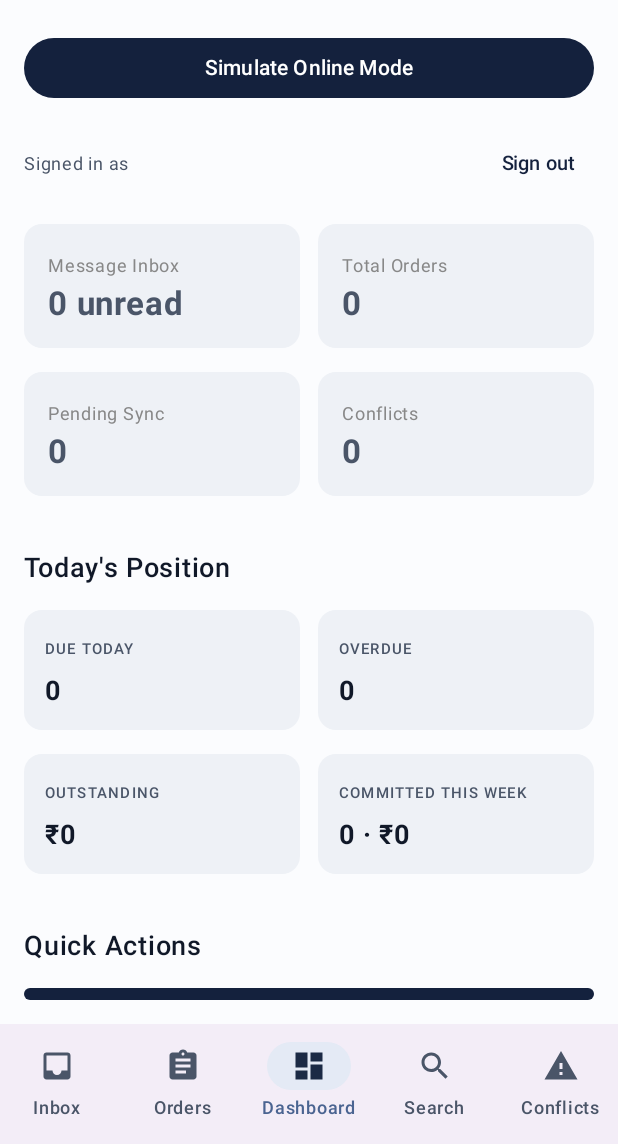
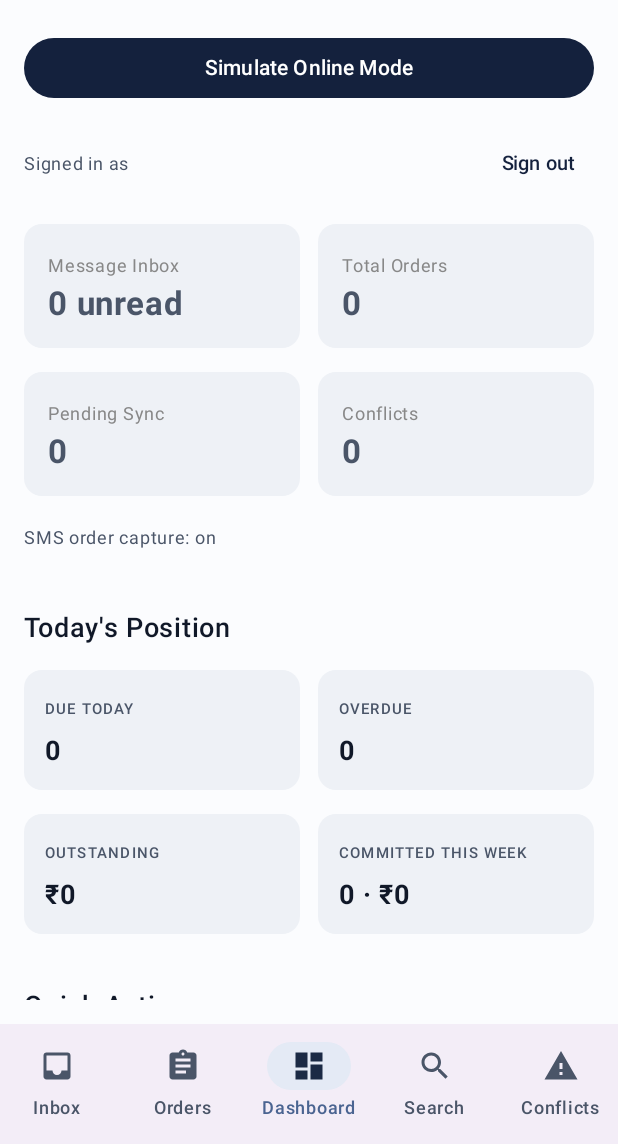
Before and after one commit to nakul09i/DevCraft, an Android app built with Jetpack Compose: the DashboardScreen screen opened through its navigation route, on a phone screen of 412 x 824 dp, the part 92-1236 px from its top. Run offline under Robolectric (Android 15) with nearby library versions, the phone set to English and light mode, and no system bars; our stand-ins replace Firebase (no records; nobody signed in at launch, a user with empty details on screens opened directly), Room's generated code.

Commit message:
feat(sms): add native SMS order ingestion behind an opt-in permission
Channel B. Incoming customer SMS becomes a MessageEntity and flows through
the existing parser and review pipeline. No second parser: extracted the
shared path into MessageIngestor, which both the ViewModel and the receiver
now use, so ingestion is one parse + one Room write + one operation-log row
in a single transaction regardless of channel.

Feasibility, since this is usually got wrong: observing SMS_RECEIVED does
NOT require being the default SMS app. Only SMS_DELIVER, writing to the SMS
provider, and sending-as-default do, and DevCraft does none of them.
RECEIVE_SMS is sufficient.

- receiver is exported (system broadcast) but guarded by
  android:permission="android.permission.BROADCAST_SMS", so another app
  cannot forge a fake incoming order
- goAsync() + IO coroutine, so Room work stays off the main thread
- multipart SMS reassembled from its PDUs before parsing
- permission is requested only when the merchant taps Enable on the
  dashboard, never at startup: RECEIVE_SMS is a restricted permission

Keeps authentication and ingestion separate, as required. DevCraft's own
Firebase login OTP arrives by SMS on the same device and would otherwise be
parsed as an order. looksLikeVerificationCode() filters OTP-shaped messages,
including Firebase's exact wording, with 7 tests that also assert real
Hinglish and Devanagari orders are NOT filtered.

Play Store policy is the real constraint, not the API: a non-SMS app
requesting RECEIVE_SMS needs an approved exception and would likely be
refused. So this is additive and opt-in - WhatsApp Share and manual paste
remain the guaranteed ingestion methods and nothing depends on Channel B.

Verified: 71/71 tests pass; RECEIVE_SMS, SmsReceiver and the SMS_RECEIVED
intent-filter all confirmed present in the built APK via aapt2 and the
merged manifest.
NOT verified: actual SMS delivery. Needs a device with a SIM.

Co-Authored-By: Claude Opus 5 (1M context) <noreply@anthropic.com>

```diff
--- a/app/src/main/java/com/devcraft/MainActivity.kt
+++ b/app/src/main/java/com/devcraft/MainActivity.kt
@@ -35,11 +35,23 @@ class MainActivity : ComponentActivity() {
     private val requestNotificationPermission =
         registerForActivityResult(ActivityResultContracts.RequestPermission()) { /* alerts degrade silently */ }
 
+    private val smsPermissionGranted = mutableStateOf(false)
+
+    // Opt-in, triggered from the dashboard. RECEIVE_SMS is a restricted
+    // permission, so it is never requested at startup.
+    private val requestSmsPermission =
+        registerForActivityResult(ActivityResultContracts.RequestPermission()) { granted ->
+            smsPermissionGranted.value = granted
+        }
+
     override fun onCreate(savedInstanceState: Bundle?) {
         // Swap the branded launch window background for the real app theme.
         setTheme(R.style.Theme_DevCraft)
         super.onCreate(savedInstanceState)
         ensureNotificationPermission()
+        smsPermissionGranted.value = ContextCompat.checkSelfPermission(
+            this, Manifest.permission.RECEIVE_SMS
+        ) == PackageManager.PERMISSION_GRANTED
         handleIntent(intent)
 
         setContent {
@@ -152,6 +164,10 @@ class MainActivity : ComponentActivity() {
                                 signedInAs = authState.user?.phoneNumber,
                                 canSignOut = authState.firebaseAvailable,
                                 onSignOut = authViewModel::signOut,
+                                smsCaptureEnabled = smsPermissionGranted.value,
+                                onEnableSmsCapture = {
+                                    requestSmsPermission.launch(Manifest.permission.RECEIVE_SMS)
+                                },
                                 onToggleNetwork = { viewModel.toggleNetworkStatus() },
                                 onNavigateInbox = { navController.navigate("inbox") },
                                 onNavigateNewOrder = { navController.navigate("new_order") },
--- a/app/src/main/java/com/devcraft/ui/screens/DashboardScreen.kt
+++ b/app/src/main/java/com/devcraft/ui/screens/DashboardScreen.kt
@@ -28,6 +28,8 @@ fun DashboardScreen(
     signedInAs: String? = null,
     canSignOut: Boolean = false,
     onSignOut: () -> Unit = {},
+    smsCaptureEnabled: Boolean = false,
+    onEnableSmsCapture: () -> Unit = {},
     onToggleNetwork: () -> Unit,
     onNavigateInbox: () -> Unit,
     onNavigateNewOrder: () -> Unit,
@@ -96,6 +98,22 @@ fun DashboardScreen(
         Row(horizontalArrangement = Arrangement.spacedBy(12.dp), modifier = Modifier.fillMaxWidth()) {
             MetricCard("Pending Sync", "$pendingSyncCount", Modifier.weight(1f), {})
             MetricCard("Conflicts", "$conflictCount", Modifier.weight(1f), onNavigateConflicts)
+        }
+
+        // Channel B opt-in. Order SMS only; unrelated to login OTP.
+        Row(
+            modifier = Modifier.fillMaxWidth(),
+            horizontalArrangement = Arrangement.SpaceBetween,
+            verticalAlignment = Alignment.CenterVertically,
+        ) {
+            Text(
+                text = if (smsCaptureEnabled) "SMS order capture: on" else "SMS order capture: off",
+                fontSize = 12.sp,
+                color = MaterialTheme.colorScheme.onSurfaceVariant,
+            )
+            if (!smsCaptureEnabled) {
+                TextButton(onClick = onEnableSmsCapture) { Text("Enable", fontSize = 13.sp) }
+            }
         }
 
         Spacer(modifier = Modifier.height(4.dp))
```
Also changed, not shown: app/src/main/AndroidManifest.xml (+24 -0 lines), app/src/main/java/com/devcraft/data/ingest/MessageIngestor.kt (added, +72 -0 lines), app/src/main/java/com/devcraft/sms/SmsReceiver.kt (added, +97 -0 lines), app/src/main/java/com/devcraft/ui/MainViewModel.kt (+7 -28 lines), 1 other file.
